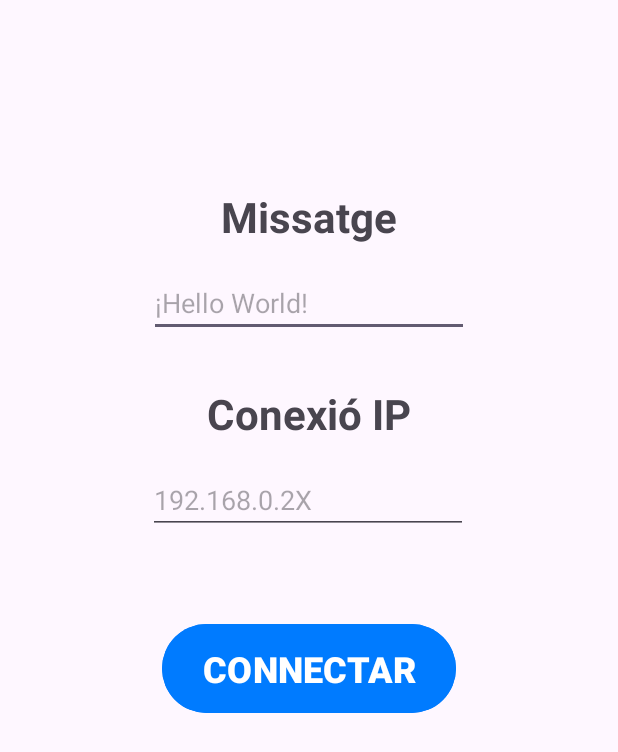
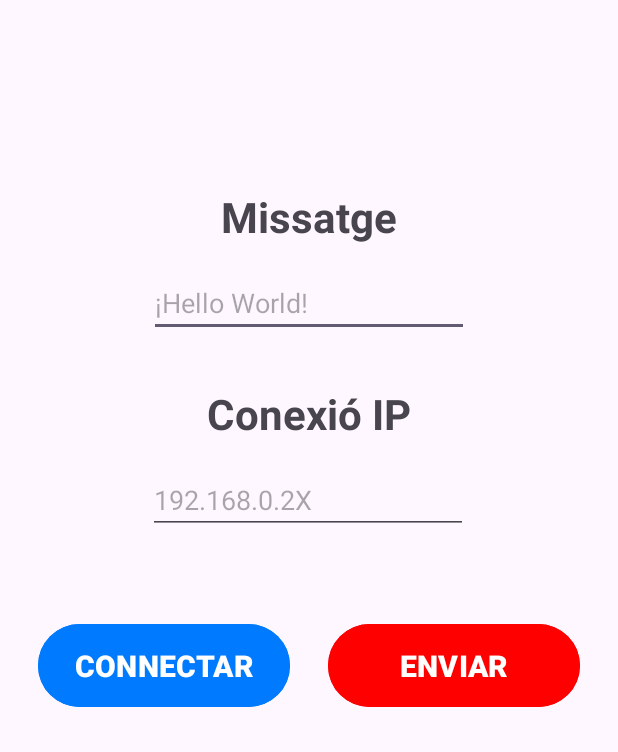
Before and after one commit to DBJPantayatorTeam/APP, an Android app: the screen it shows after launch (MainActivity), on a phone screen of 412 x 824 dp. Shown: the top 752 px of the screen. Run offline under Robolectric (Android 15) with nearby library versions, the phone set to English and light mode, and no system bars.

Commit message:
boton enviar (no funcional)

```diff
--- a/app/src/main/res/layout/activity_main.xml
+++ b/app/src/main/res/layout/activity_main.xml
@@ -57,14 +57,28 @@
 
     <Button
         android:id="@+id/connectarButton"
-        android:layout_width="196dp"
-        android:layout_height="67dp"
+        android:layout_width="168dp"
+        android:layout_height="63dp"
         android:layout_marginTop="56dp"
         android:backgroundTint="#007BFF"
         android:text="CONNECTAR"
-        android:textSize="24sp"
+        android:textSize="20sp"
+        android:textStyle="bold"
+        app:layout_constraintEnd_toStartOf="@+id/enviarButton"
+        app:layout_constraintStart_toStartOf="parent"
+        app:layout_constraintTop_toBottomOf="@+id/ipEditText" />
+
+    <Button
+        android:id="@+id/enviarButton"
+        android:layout_width="168dp"
+        android:layout_height="63dp"
+        android:layout_marginTop="56dp"
+        android:backgroundTint="#FF0000"
+        android:text="ENVIAR"
+        android:textSize="20sp"
         android:textStyle="bold"
         app:layout_constraintEnd_toEndOf="parent"
-        app:layout_constraintStart_toStartOf="parent"
+        app:layout_constraintStart_toEndOf="@+id/connectarButton"
         app:layout_constraintTop_toBottomOf="@+id/ipEditText" />
+
 </androidx.constraintlayout.widget.ConstraintLayout>
```
